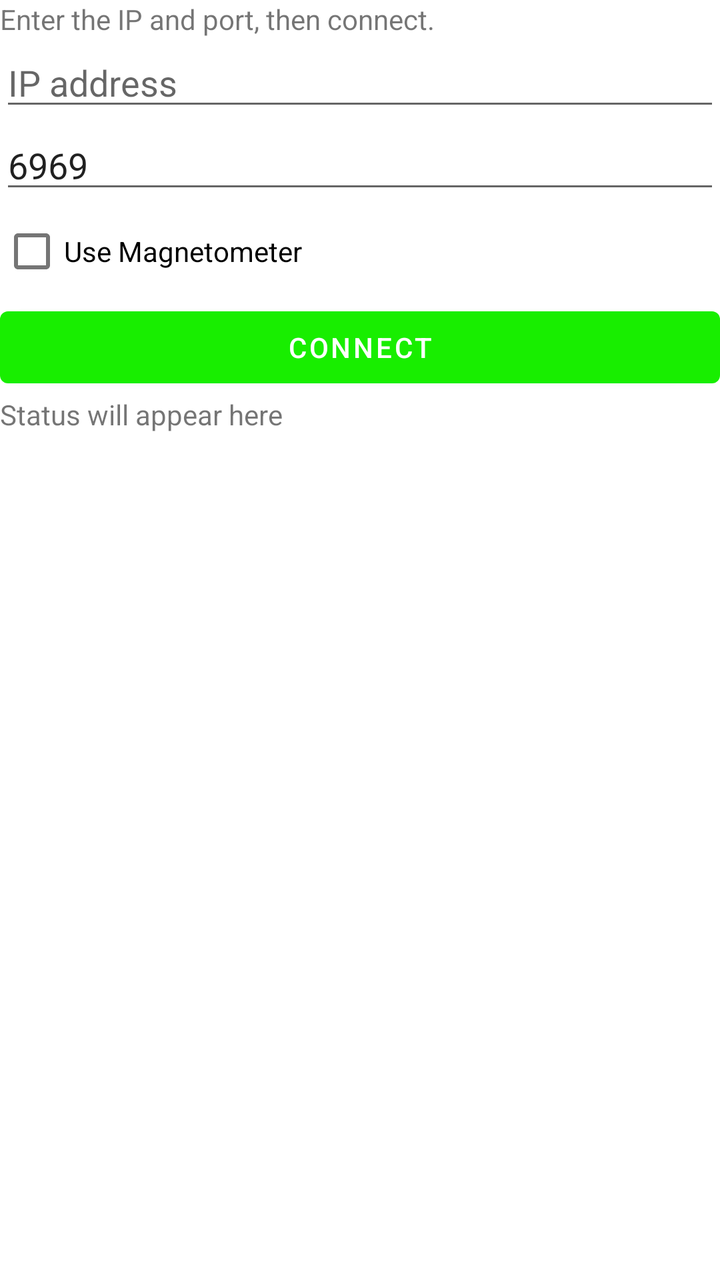
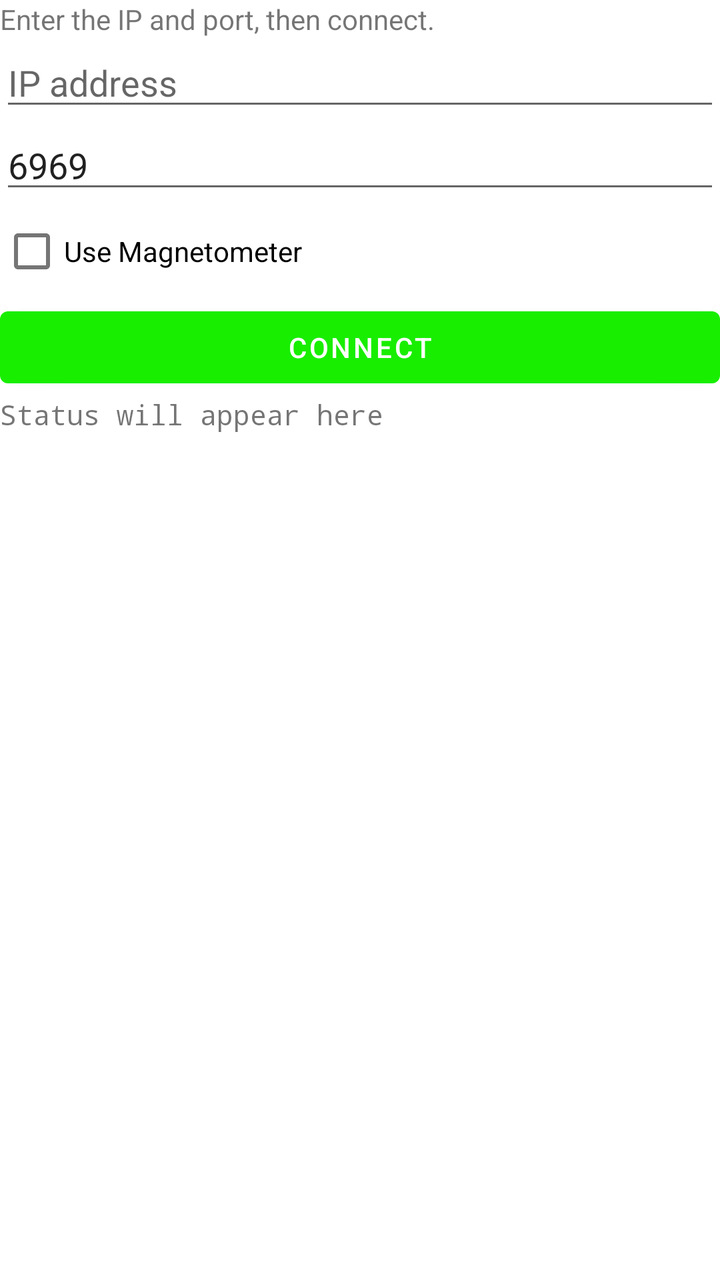

An Android layout rendered at two revisions. The XML below is the earlier revision; the diff shows what the commit changed to produce the second picture.
<!-- AndroidManifest.xml: application theme Theme.OVRGyroTrackerSync -->
<!-- res/layout/fragment_connect.xml -->
<?xml version="1.0" encoding="utf-8"?>
<LinearLayout xmlns:android="http://schemas.android.com/apk/res/android"
    xmlns:tools="http://schemas.android.com/tools"
    android:layout_width="match_parent"
    android:layout_height="match_parent"
    tools:context=".Mobile.ui.ConnectFragment"
    android:orientation="vertical">

    <TextView
        android:layout_width="match_parent"
        android:layout_height="wrap_content"
        android:text="Enter the IP and port, then connect." />

    <EditText
        android:id="@+id/editIP"
        android:layout_width="match_parent"
        android:layout_height="wrap_content"
        android:ems="10"
        android:hint="IP address"
        android:inputType="textNoSuggestions"
        android:text="" />

    <EditText
        android:id="@+id/editPort"
        android:layout_width="match_parent"
        android:layout_height="wrap_content"
        android:ems="10"
        android:hint="Port"
        android:inputType="number"
        android:text="6969" />

    <CheckBox
        android:id="@+id/magnetCheckbox"
        android:layout_width="match_parent"
        android:layout_height="wrap_content"
        android:text="Use Magnetometer" />

    <Button
        android:id="@+id/connectButton"
        android:layout_width="match_parent"
        android:layout_height="wrap_content"
        android:text="Connect" />

    <TextView
        android:id="@+id/statusText"
        android:layout_width="match_parent"
        android:layout_height="wrap_content"
        android:text="Status will appear here" />

</LinearLayout>
<!-- resources referenced by this layout -->
<resources>
  <style name="Theme.OVRGyroTrackerSync" parent="Theme.MaterialComponents.DayNight.DarkActionBar">
          
          <item name="colorPrimary">@color/purple_500</item>
          <item name="colorPrimaryVariant">@color/purple_700</item>
          <item name="colorOnPrimary">@color/white</item>
          
          <item name="colorSecondary">@color/teal_200</item>
          <item name="colorSecondaryVariant">@color/teal_700</item>
          <item name="colorOnSecondary">@color/black</item>
          
          <item name="android:statusBarColor" tools:targetApi="l">?attr/colorPrimaryVariant</item>
          
      </style>
  <color name="purple_500">#18EE00</color>
  <color name="purple_700">#1BB300</color>
  <color name="white">#FFFFFFFF</color>
  <color name="teal_200">#2ADA03</color>
  <color name="teal_700">#158701</color>
  <color name="black">#FF000000</color>
</resources>

<!-- the commit's change to res/layout/fragment_connect.xml (unified diff, before → after) -->
@@ -45,6 +45,7 @@
         android:id="@+id/statusText"
         android:layout_width="match_parent"
         android:layout_height="wrap_content"
+        android:typeface="monospace"
         android:text="Status will appear here" />
 
 </LinearLayout>
